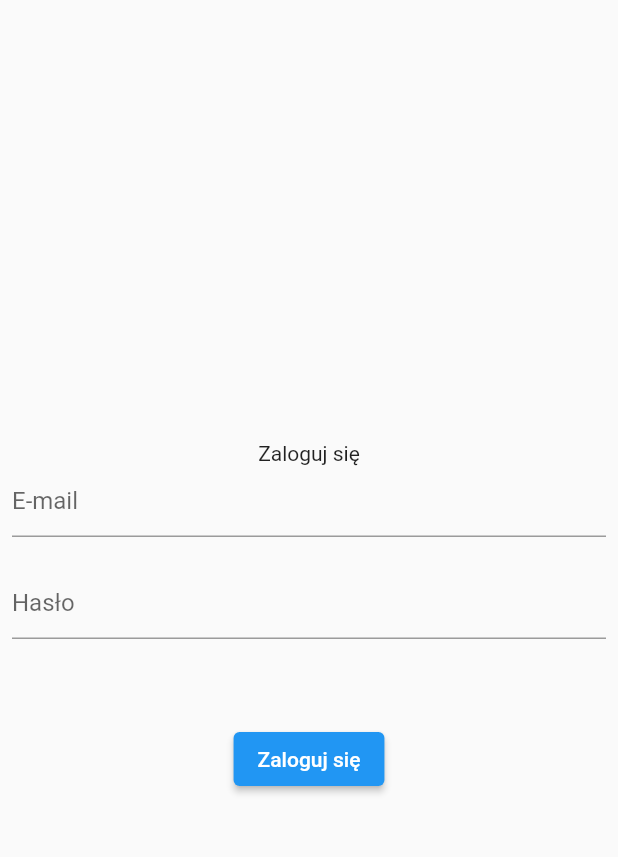
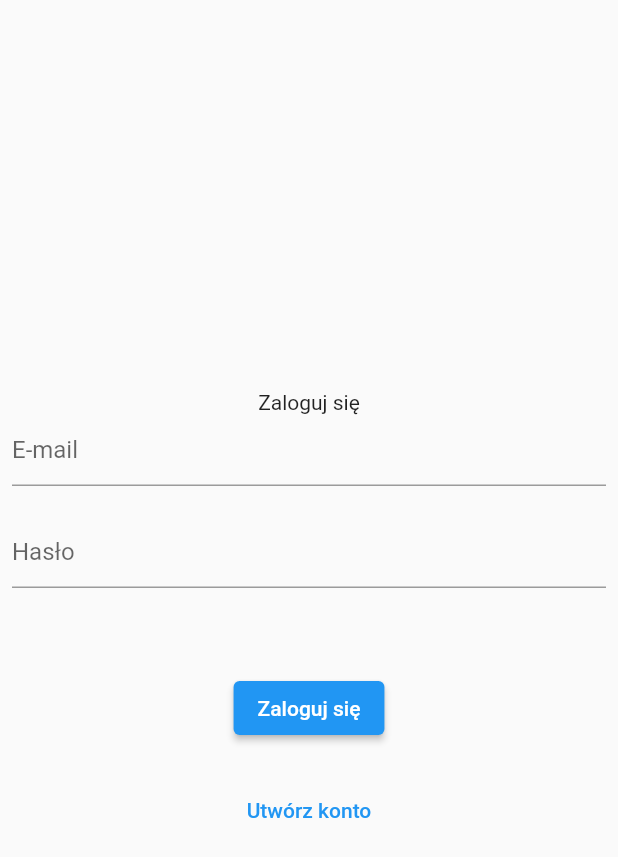
Before and after one commit to bartlomiejsawicki1/suwalskie_burgery, a Flutter app: the screen it shows after launch, on a phone screen of 412 x 824 dp. Shown: the top 857 px of the screen. Run offline on Flutter 3.47's test engine with Material 2 defaults, Android fonts, the light colour scheme and no system bars; our stand-ins replace firebase_auth, firebase_core; accounts and stored records are empty.

Commit message:
Add registration

```diff
--- a/lib/app/login/login_page.dart
+++ b/lib/app/login/login_page.dart
@@ -16,7 +16,7 @@
 
 class _LoginPageState extends State<LoginPage> {
   var errormessage = '';
-
+  var isCreatingAccount = false;
   @override
   Widget build(BuildContext context) {
     return Scaffold(
@@ -26,7 +26,9 @@
           child: Column(
             mainAxisAlignment: MainAxisAlignment.center,
             children: [
-              const Text('Zaloguj się'),
+              Text(isCreatingAccount == true
+                  ? 'Zarejestruj się'
+                  : 'Zaloguj się'),
               TextField(
                 controller: widget.emailController,
                 decoration: const InputDecoration(hintText: 'E-mail'),
@@ -48,6 +50,19 @@
               ),
               ElevatedButton(
                 onPressed: () async {
+                  if (isCreatingAccount == true) {
+                    try {
+                      await FirebaseAuth.instance
+                          .createUserWithEmailAndPassword(
+                        email: widget.emailController.text,
+                        password: widget.passwordController.text,
+                      );
+                    } catch (error) {
+                      setState(() {
+                        errormessage = error.toString();
+                      });
+                    }
+                  } else {
                     try {
                       await FirebaseAuth.instance.signInWithEmailAndPassword(
                         email: widget.emailController.text,
@@ -58,9 +73,39 @@
                         errormessage = error.toString();
                       });
                     }
+                  }
                 },
-                child: const Text('Zaloguj się'),
+                child: Text(isCreatingAccount == true
+                    ? 'Zarejestruj się'
+                    : 'Zaloguj się'),
+              ),
+              const SizedBox(
+                height: 20,
+              ),
+              if (isCreatingAccount == false) ...[
+                TextButton(
+                  onPressed: () {
+                    setState(
+                      () {
+                        isCreatingAccount = true;
+                      },
+                    );
+                  },
+                  child: const Text('Utwórz konto'),
                 )
+              ],
+              if (isCreatingAccount == true) ...[
+                TextButton(
+                  onPressed: () {
+                    setState(
+                      () {
+                        isCreatingAccount = false;
+                      },
+                    );
+                  },
+                  child: const Text('Masz już konto?'),
+                )
+              ],
             ],
           ),
         ),
```
Lines whose indentation alone changed are shown as unchanged.
